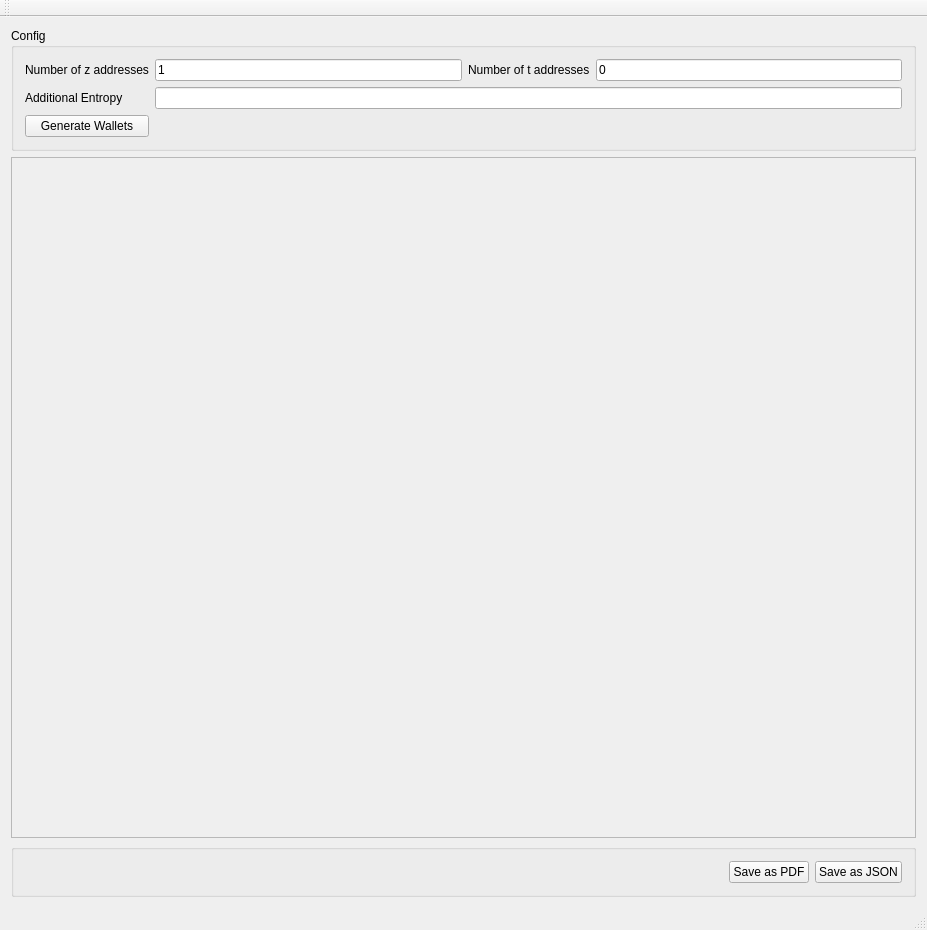
First picture: the form in ui/src/mainwindow.ui, repository adityapk00/zecpaperwallet, before the edit.
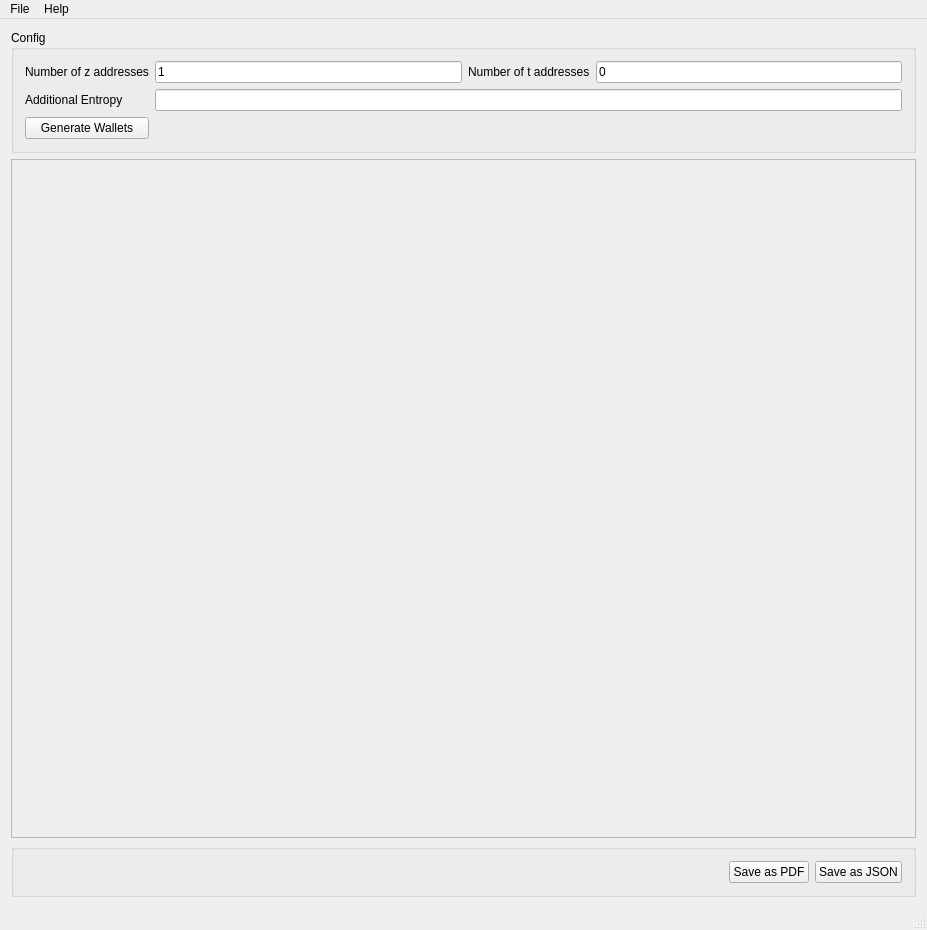
Second picture: the form after the edit.

What changed in the file:
```diff
--- a/ui/src/mainwindow.ui
+++ b/ui/src/mainwindow.ui
@@ -118,8 +118,8 @@
         <rect>
          <x>0</x>
          <y>0</y>
-         <width>907</width>
-         <height>637</height>
+         <width>889</width>
+         <height>428</height>
         </rect>
        </property>
        <layout class="QVBoxLayout" name="verticalLayout"/>
@@ -134,17 +134,26 @@
      <x>0</x>
      <y>0</y>
      <width>927</width>
-     <height>22</height>
+     <height>39</height>
     </rect>
    </property>
-  </widget>
-  <widget class="QToolBar" name="mainToolBar">
-   <attribute name="toolBarArea">
-    <enum>TopToolBarArea</enum>
-   </attribute>
-   <attribute name="toolBarBreak">
-    <bool>false</bool>
-   </attribute>
+   <widget class="QMenu" name="menuFile">
+    <property name="title">
+     <string>File</string>
+    </property>
+    <addaction name="actionSave_as_PDF"/>
+    <addaction name="actionSave_as_JSON"/>
+    <addaction name="actionExit"/>
+   </widget>
+   <widget class="QMenu" name="menuHelp">
+    <property name="title">
+     <string>Help</string>
+    </property>
+    <addaction name="actionHelp_site"/>
+    <addaction name="actionAbout"/>
+   </widget>
+   <addaction name="menuFile"/>
+   <addaction name="menuHelp"/>
   </widget>
   <widget class="QStatusBar" name="statusBar"/>
  </widget>
```
Left out of the diff: 25 changed lines with no effect on the pictures.
